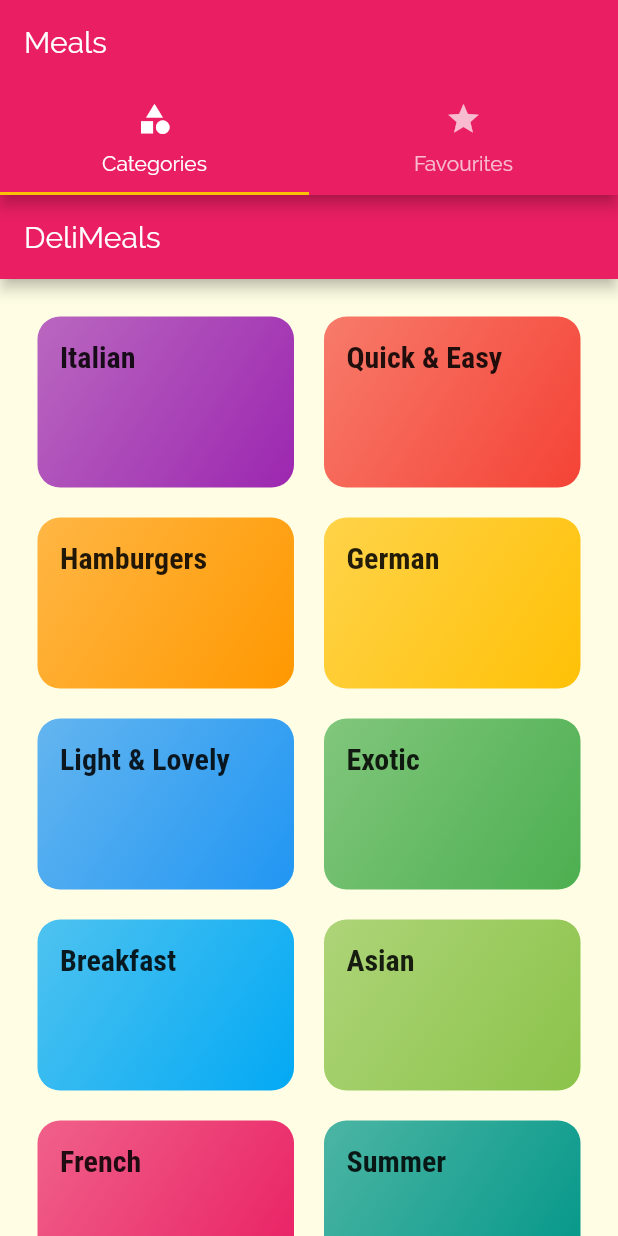
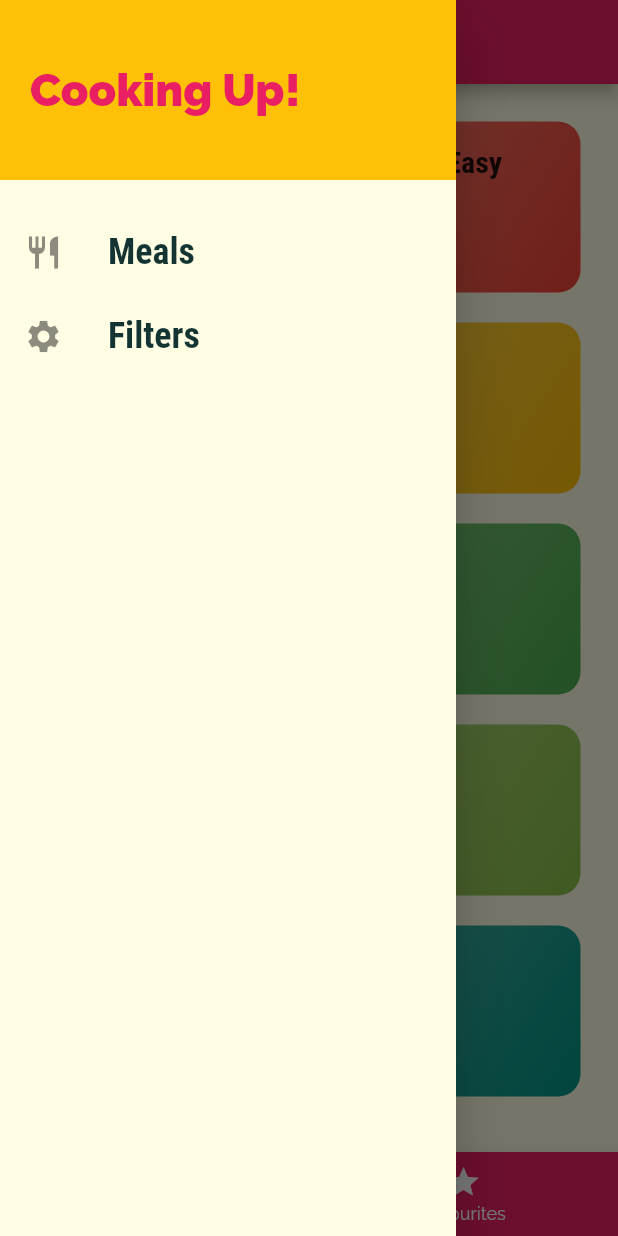
Before and after one commit to hassan1709/mealsApp, a Flutter app: the screen it shows after launch, with the side drawer open (before the commit the screen has no drawer), on a phone screen of 412 x 824 dp. Run offline on Flutter 3.47's test engine with Material 2 defaults, Android fonts, the phone set to English and light mode, and no system bars.

Commit message:
Adding botto, tabBar and drawer menu

```diff
--- a/lib/screens/categories_screen.dart
+++ b/lib/screens/categories_screen.dart
@@ -6,11 +6,7 @@ import '../widgets/category_item.dart';
 class CategoriesScreen extends StatelessWidget {
   @override
   Widget build(BuildContext context) {
-    return Scaffold(
-      appBar: AppBar(
-        title: const Text('DeliMeals'),
-      ),
-      body: GridView(
+    return GridView(
       padding: const EdgeInsets.all(25),
       children: DUMMY_CATEGORIES
           .map(
@@ -27,7 +23,6 @@ class CategoriesScreen extends StatelessWidget {
         crossAxisSpacing: 20,
         mainAxisSpacing: 20,
       ),
-      ),
     );
   }
 }
--- a/lib/screens/tabs_screen.dart
+++ b/lib/screens/tabs_screen.dart
@@ -1,6 +1,7 @@
 import 'package:flutter/material.dart';
 import './categories_screen.dart';
 import './favourites_screen.dart';
+import '../widgets/main_drawer.dart';
 
 class TabsScreen extends StatefulWidget {
   @override
@@ -8,32 +9,50 @@ class TabsScreen extends StatefulWidget {
 }
 
 class _TabsScreenState extends State<TabsScreen> {
+  final List<Map<String, Object>> _pages = [
+    {
+      'page': CategoriesScreen(),
+      'title': 'Categories',
+    },
+    {
+      'page': FavouritesScreen(),
+      'title': 'Your Favourites',
+    },
+  ];
+
+  int _selectedPageIndex = 0;
+
+  //Flutter send the index automatically, behind scene
+  void _selectPage(int index) {
+    setState(() {
+      _selectedPageIndex = index;
+    });
+  }
+
   @override
   Widget build(BuildContext context) {
-    return DefaultTabController(
-      length: 2,
-      child: Scaffold(
-        appBar: AppBar(
-          title: Text('Meals'),
-          bottom: TabBar(
-            tabs: <Widget>[
-              Tab(
-                icon: Icon(Icons.category),
-                text: 'Categories',
-              ),
-              Tab(
-                icon: Icon(Icons.star),
-                text: 'Favourites',
-              ),
-            ],
+    return Scaffold(
+      appBar: AppBar(
+        title: Text(_pages[_selectedPageIndex]['title']),
+      ),
+      drawer: MainDrawer(),
+      body: _pages[_selectedPageIndex]['page'],
+      bottomNavigationBar: BottomNavigationBar(
+        onTap: _selectPage,
+        backgroundColor: Theme.of(context).primaryColor,
+        unselectedItemColor: Colors.white,
+        selectedItemColor: Theme.of(context).accentColor,
+        currentIndex: _selectedPageIndex,
+        items: [
+          BottomNavigationBarItem(
+            icon: Icon(Icons.category),
+            label: 'Categories',
           ),
-        ),
-        body: TabBarView(
-          children: <Widget>[
-            CategoriesScreen(),
-            FavouritesScreen(),
-          ],
-        ),
+          BottomNavigationBarItem(
+            icon: Icon(Icons.star),
+            label: 'Favourites',
+          ),
+        ],
       ),
     );
   }
--- /dev/null
+++ b/lib/widgets/main_drawer.dart
@@ -0,0 +1,51 @@
+import 'package:flutter/material.dart';
+
+class MainDrawer extends StatelessWidget {
+  Widget buildListTile(String title, IconData icon) {
+    return ListTile(
+      leading: Icon(
+        icon,
+        size: 26,
+      ),
+      title: Text(
+        title,
+        style: TextStyle(
+          fontFamily: 'RobotoCondensed',
+          fontSize: 24,
+          fontWeight: FontWeight.bold,
+        ),
+      ),
+      onTap: () {},
+    );
+  }
+
+  @override
+  Widget build(BuildContext context) {
+    return Drawer(
+      child: Column(
+        children: <Widget>[
+          Container(
+            height: 120,
+            width: double.infinity,
+            padding: EdgeInsets.all(20),
+            alignment: Alignment.centerLeft,
+            color: Theme.of(context).accentColor,
+            child: Text(
+              'Cooking Up!',
+              style: TextStyle(
+                fontWeight: FontWeight.w900,
+                fontSize: 30,
+                color: Theme.of(context).primaryColor,
+              ),
+            ),
+          ),
+          SizedBox(
+            height: 20,
+          ),
+          buildListTile('Meals', Icons.restaurant),
+          buildListTile('Filters', Icons.settings),
+        ],
+      ),
+    );
+  }
+}
```
Lines whose indentation alone changed are shown as unchanged.
